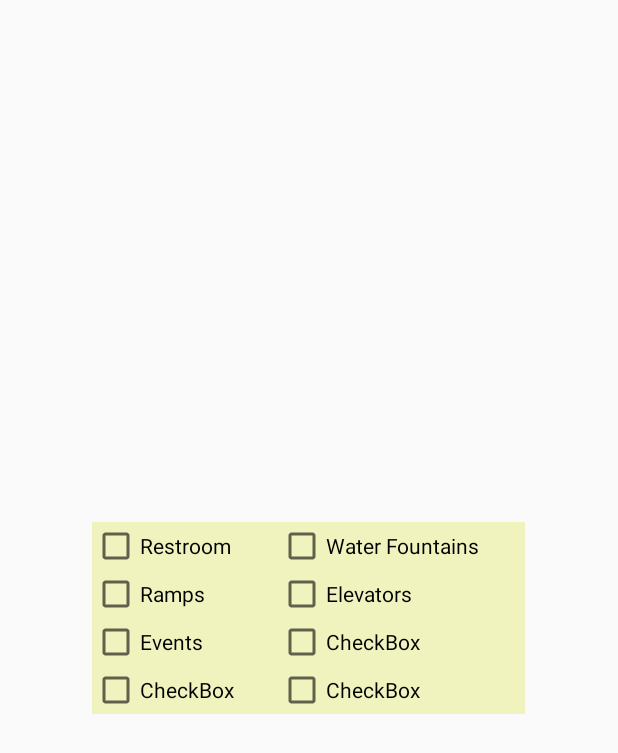
After one commit to Grisha50/FineMeAn, an Android app: the layout filter_window.xml on its own in the app's theme, with its tools: preview values and no code run, on a phone screen of 412 x 824 dp. The commit adds this screen. Shown: the top 753 px of the screen. Run offline under Robolectric (Android 15) with nearby library versions, the phone set to English and light mode, and no system bars.

Commit message:
UI Elements

```diff
--- /dev/null
+++ b/app/src/main/res/layout/filter_window.xml
@@ -0,0 +1,115 @@
+<?xml version="1.0" encoding="utf-8"?>
+<LinearLayout xmlns:android="http://schemas.android.com/apk/res/android"
+    xmlns:tools="http://schemas.android.com/tools"
+    android:layout_width="match_parent"
+    android:layout_height="wrap_content"
+    android:layout_weight="0"
+    android:layout_gravity="center_vertical|center_horizontal">
+
+    <LinearLayout
+        android:orientation="vertical"
+        android:layout_height="match_parent"
+        android:elevation="1dp"
+        android:layout_weight=".15"
+        android:visibility="invisible"
+        android:layout_width="0dp"></LinearLayout>
+
+    <TableLayout
+        android:layout_height="match_parent"
+        android:layout_weight=".7"
+        android:stretchColumns="*"
+        android:layout_width="0dp">
+
+        <TableRow
+            android:layout_width="match_parent"
+            android:layout_height="match_parent" >
+
+            <CheckBox
+                android:layout_width="match_parent"
+                android:layout_height="wrap_content"
+                android:id="@+id/checkBox5"
+                android:layout_weight=".5"
+                tools:text="Restroom"
+                android:background="#f0f3bd" />
+
+            <CheckBox
+                android:text="Water Fountains"
+                android:layout_width="match_parent"
+                android:layout_height="wrap_content"
+                android:id="@+id/checkBox"
+                android:layout_weight=".5"
+                android:background="#f0f3bd" />
+        </TableRow>
+
+        <TableRow
+            android:layout_width="match_parent"
+            android:layout_height="match_parent" >
+
+            <CheckBox
+                android:text="Ramps"
+                android:layout_width="wrap_content"
+                android:layout_height="match_parent"
+                android:id="@+id/checkBox6"
+                android:layout_weight=".5"
+                android:background="#f0f3bd" />
+
+            <CheckBox
+                android:text="Elevators"
+                android:layout_width="match_parent"
+                android:layout_height="match_parent"
+                android:id="@+id/checkBox2"
+                android:layout_weight=".5"
+                android:background="#f0f3bd" />
+        </TableRow>
+
+        <TableRow
+            android:layout_width="match_parent"
+            android:layout_height="match_parent" >
+
+            <CheckBox
+                android:text="Events"
+                android:layout_width="wrap_content"
+                android:layout_height="wrap_content"
+                android:id="@+id/checkBox7"
+                android:layout_weight=".5"
+                android:background="#f0f3bd" />
+
+            <CheckBox
+                android:text="CheckBox"
+                android:layout_width="match_parent"
+                android:layout_height="wrap_content"
+                android:id="@+id/checkBox3"
+                android:layout_weight=".5"
+                android:background="#f0f3bd" />
+        </TableRow>
+
+        <TableRow
+            android:layout_width="match_parent"
+            android:layout_height="match_parent" >
+
+            <CheckBox
+                android:text="CheckBox"
+                android:layout_width="wrap_content"
+                android:layout_height="wrap_content"
+                android:id="@+id/checkBox8"
+                android:layout_weight=".5"
+                android:background="#f0f3bd" />
+
+            <CheckBox
+                android:text="CheckBox"
+                android:layout_width="match_parent"
+                android:layout_height="wrap_content"
+                android:id="@+id/checkBox4"
+                android:layout_weight=".5"
+                android:background="#f0f3bd" />
+        </TableRow>
+    </TableLayout>
+
+    <LinearLayout
+        android:orientation="vertical"
+        android:layout_height="match_parent"
+        android:layout_weight=".15"
+        android:visibility="invisible"
+        android:layout_width="0dp"></LinearLayout>
+
+</LinearLayout>
--- a/app/src/main/res/values/styles.xml
+++ b/app/src/main/res/values/styles.xml
@@ -1,7 +1,7 @@
 <resources>
 
     <!-- Base application theme. -->
-    <style name="AppTheme" parent="Theme.AppCompat.Light.DarkActionBar">
+    <style name="AppTheme" parent="Theme.AppCompat.Light.NoActionBar">
         <!-- Customize your theme here. -->
         <item name="colorPrimary">@color/colorPrimary</item>
         <item name="colorPrimaryDark">@color/colorPrimaryDark</item>
--- a/build.gradle
+++ b/build.gradle
@@ -5,7 +5,7 @@ buildscript {
         jcenter()
     }
     dependencies {
-        classpath 'com.android.tools.build:gradle:2.2.2'
+        classpath 'com.android.tools.build:gradle:2.2.3'
 
         // NOTE: Do not place your application dependencies here; they belong
         // in the individual module build.gradle files
```
Also changed, not shown: app/src/main/res/drawable/buttonshape.xml (added, +23 -0 lines), app/src/main/res/layout/activity_main.xml (+53 -22 lines), app/src/main/res/layout/map_ui.xml (added, +62 -0 lines), app/src/main/res/drawable/app_icon.png (added), app/src/main/res/drawable/app_icon2.png (added), app/src/main/res/drawable/app_icon3.png (added), 4 other files.
